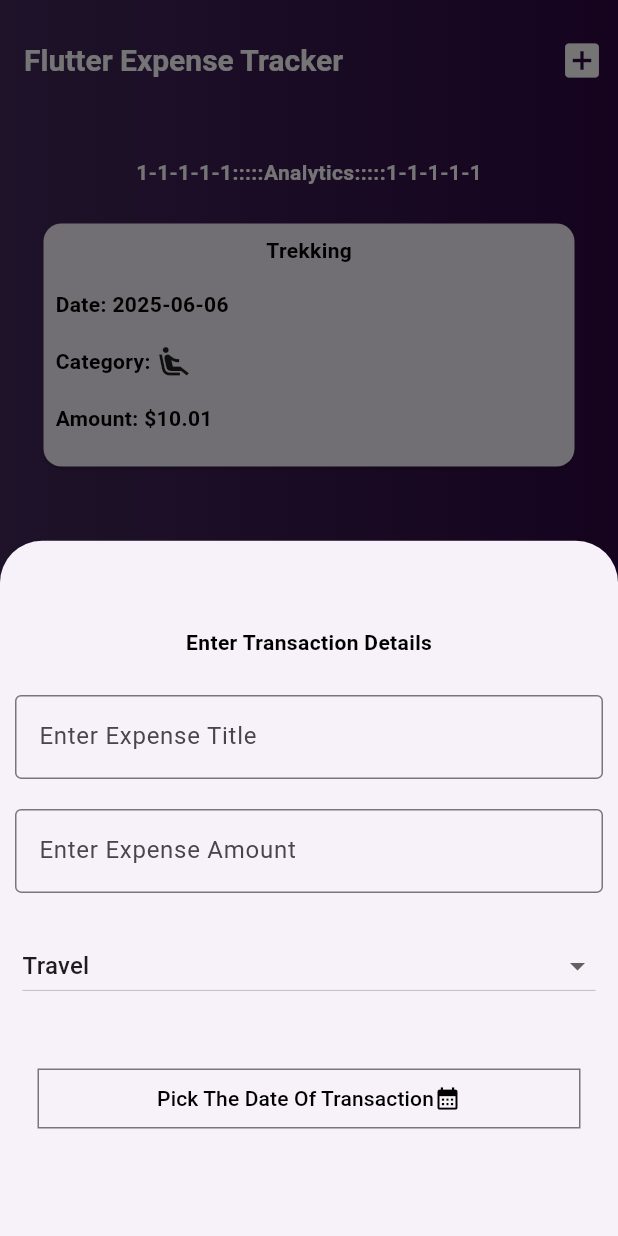
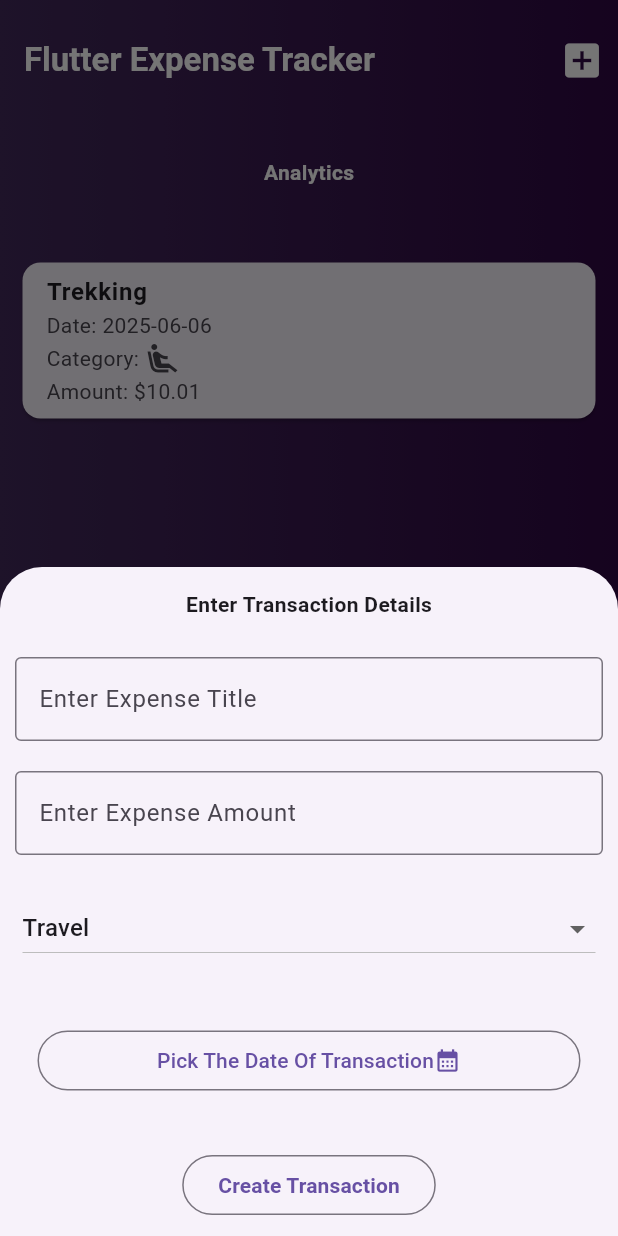
Before and after one commit to bitsbuild/flutter-course-work, a Flutter app: the screen it shows after launch, after a tap on the "add box" icon, on a phone screen of 412 x 824 dp. Run offline on Flutter 3.47's test engine with Material 3 defaults, Android fonts, the phone set to English and light mode, and no system bars; our stand-ins replace google_fonts, rflutter_alert; missing offline and left inert: date_picker_plus.

Commit message:
Flutter: Project-3: Analytics Card Left And Responsiveness Of The List View Is Pending

```diff
--- a/Project-3-Expense-Tracker-App/expense_tracker/lib/expense_tracker_scaffold.dart
+++ b/Project-3-Expense-Tracker-App/expense_tracker/lib/expense_tracker_scaffold.dart
@@ -3,176 +3,148 @@ import 'package:flutter/material.dart';
 import 'package:date_picker_plus/date_picker_plus.dart';
 
 class ExpenseTrackerScaffold extends StatefulWidget {
-  const ExpenseTrackerScaffold({super.key});
+  final ValueChanged<List<Expense>> func;
+  final List<Expense> li;
+
+  const ExpenseTrackerScaffold({
+    super.key,
+    required this.func,
+    required this.li,
+  });
+
   @override
   State<ExpenseTrackerScaffold> createState() => _ExpenseTrackerScaffoldState();
 }
 
 class _ExpenseTrackerScaffoldState extends State<ExpenseTrackerScaffold> {
-  List<Color> col = [Color(0xff41295a), Color(0xff2F0743)];
-  String categoryChoice = 'Travel';
-  late String titleChoice;
-  late double amountChoice;
-  late Category category;
-  List<Expense> li = [
-    Expense(
-      title: 'Trekking',
-      category: Category.leisure,
-      amount: 10.01,
-      date: DateTime.now(),
-    ),
-  ];
-  late DateTime date;
-  DateTime? pickedDate;
-  var categoryMap = {
+  List<Color> col = [const Color(0xff41295a), const Color(0xff2F0743)];
+
+  final categoryMap = {
     Category.food: Icons.local_pizza_rounded,
     Category.work: Icons.laptop,
     Category.travel: Icons.train,
     Category.leisure: Icons.airline_seat_recline_extra,
   };
-  @override
-  Widget build(BuildContext context1) {
-    return Scaffold(
-      appBar: AppBar(
-        toolbarHeight: 80,
-        actions: [
-          IconButton(
-            onPressed:
-                () => {
+
+  void openBottomSheet(BuildContext context) {
+    String categoryChoice = 'Travel';
+    String titleChoice = '';
+    double amountChoice = 0;
+    DateTime? pickedDate;
+
     showModalBottomSheet(
-                    isScrollControlled: false,
-                    context: context1,
+      isScrollControlled: true,
+      context: context,
       builder: (ctx) {
         return StatefulBuilder(
-                        builder: (context, setState) {
-                          return SizedBox.expand(
-                            child: Center(
+          builder: (context, setModalState) {
+            return Padding(
+              padding: MediaQuery.of(ctx).viewInsets,
+              child: SingleChildScrollView(
                 child: Column(
-                                mainAxisAlignment: MainAxisAlignment.center,
-                                mainAxisSize: MainAxisSize.max,
                   children: [
-                                  Padding(
-                                    padding: const EdgeInsets.all(15.00),
+                    const Padding(
+                      padding: EdgeInsets.all(15.0),
                       child: Text(
                         'Enter Transaction Details',
-                                      style: TextStyle(
-                                        color: Colors.black,
-                                        fontWeight: FontWeight.bold,
+                        style: TextStyle(fontWeight: FontWeight.bold),
+                      ),
+                    ),
+                    Padding(
+                      padding: const EdgeInsets.all(10.0),
+                      child: TextField(
+                        onChanged:
+                            (val) => setModalState(() => titleChoice = val),
+                        decoration: const InputDecoration(
+                          labelText: 'Enter Expense Title',
+                          border: OutlineInputBorder(),
                         ),
                       ),
                     ),
                     Padding(
                       padding: const EdgeInsets.all(10.0),
                       child: TextField(
-                                      onChanged: (st) {
-                                        setState(() {
-                                          titleChoice = st.toString();
-                                        });
-                                      },
-                                      decoration: InputDecoration(
-                                        label: Text('Enter Expense Title'),
-                                        border: OutlineInputBorder(
-                                          borderSide: BorderSide(
-                                            width: 5,
-                                            color: Colors.black,
+                        keyboardType: TextInputType.number,
+                        onChanged:
+                            (val) => setModalState(
+                              () => amountChoice = double.tryParse(val) ?? 0,
                             ),
-                                        ),
-                                      ),
-                                    ),
-                                  ), //Title
-                                  Padding(
-                                    padding: const EdgeInsets.all(10.0),
-                                    child: TextField(
-                                      keyboardType: TextInputType.number,
-                                      onChanged: (st) {
-                                        setState(() {
-                                          amountChoice =
-                                              double.tryParse(st) ?? 0.00;
-                                        });
-                                      },
-                                      decoration: InputDecoration(
-                                        label: Text('Enter Expense Amount'),
-                                        border: OutlineInputBorder(
-                                          borderSide: BorderSide(
-                                            width: 5,
-                                            color: Colors.black,
-                                          ),
-                                        ),
+                        decoration: const InputDecoration(
+                          labelText: 'Enter Expense Amount',
+                          border: OutlineInputBorder(),
                         ),
                       ),
                     ),
                     Padding(
                       padding: const EdgeInsets.all(15.0),
-                                    child: DropdownButton(
+                      child: DropdownButton<String>(
                         isExpanded: true,
                         value: categoryChoice,
-                                      items: [
-                                        DropdownMenuItem(
-                                          value: 'Food',
-                                          child: Text('Food'),
+                        items:
+                            ['Food', 'Work', 'Travel', 'Leisure']
+                                .map(
+                                  (e) => DropdownMenuItem(
+                                    value: e,
+                                    child: Text(e),
                                   ),
-                                        DropdownMenuItem(
-                                          value: 'Work',
-                                          child: Text('Work'),
+                                )
+                                .toList(),
+                        onChanged:
+                            (val) => setModalState(
+                              () => categoryChoice = val ?? 'Travel',
                             ),
-                                        DropdownMenuItem(
-                                          value: 'Travel',
-                                          child: Text('Travel'),
                       ),
-                                        DropdownMenuItem(
-                                          value: 'Leisure',
-                                          child: Text('Leisure'),
                     ),
-                                      ],
-                                      onChanged: (st) {
-                                        setState(() {
-                                          categoryChoice = st.toString();
-                                        });
-                                      },
-                                    ),
-                                  ), //Category
                     Padding(
                       padding: const EdgeInsets.all(25.0),
                       child: OutlinedButton(
-                                      style: ButtonStyle(
-                                        shape: WidgetStateProperty.all(
-                                          RoundedRectangleBorder(
-                                            borderRadius: BorderRadius.circular(
-                                              0,
+                        onPressed: () async {
+                          pickedDate = await showDatePickerDialog(
+                            context: context,
+                            minDate: DateTime(2000),
+                            maxDate: DateTime(2100),
+                          );
+                          setModalState(() {});
+                        },
+                        child: const Row(
+                          mainAxisAlignment: MainAxisAlignment.center,
+                          children: [
+                            Text('Pick The Date Of Transaction'),
+                            Icon(Icons.calendar_month),
+                          ],
                         ),
                       ),
                     ),
-                                      ),
-                                      onPressed:
-                                          () async => {
-                                            pickedDate =
-                                                await showDatePickerDialog(
-                                                  context: context,
-                                                  minDate: DateTime(2000, 1, 1),
-                                                  maxDate: DateTime(
-                                                    2023,
-                                                    12,
-                                                    31,
-                                                  ),
-                                                ),
-                                            date = pickedDate ?? DateTime.now(),
+                    Padding(
+                      padding: const EdgeInsets.all(10.0),
+                      child: OutlinedButton(
+                        onPressed: () {
+                          if (titleChoice.trim().isEmpty || amountChoice <= 0) {
+                            Navigator.pop(context);
+                            return;
+                          }
+
+                          final newExpense = Expense(
+                            title: titleChoice,
+                            amount: amountChoice,
+                            date: pickedDate ?? DateTime.now(),
+                            category: switch (categoryChoice) {
+                              'Food' => Category.food,
+                              'Work' => Category.work,
+                              'Travel' => Category.travel,
+                              'Leisure' => Category.leisure,
+                              _ => Category.leisure,
                             },
-                                      child: Row(
-                                        mainAxisAlignment:
-                                            MainAxisAlignment.center,
-                                        mainAxisSize: MainAxisSize.max,
-                                        children: [
-                                          Text(
-                                            'Pick The Date Of Transaction',
-                                            style: TextStyle(
-                                              color: Colors.black,
-                                            ),
-                                          ),
-                                          Icon(
-                                            Icons.calendar_month,
-                                            color: Colors.black,
-                                          ),
-                                        ],
+                          );
+
+                          final newList = List<Expense>.from(widget.li)
+                            ..add(newExpense);
+                          widget.func(newList);
+                          Navigator.pop(context);
+                        },
+                        child: const Text(
+                          'Create Transaction',
+                          style: TextStyle(fontWeight: FontWeight.bold),
                         ),
                       ),
                     ),
@@ -183,18 +155,23 @@ class _ExpenseTrackerScaffoldState extends State<ExpenseTrackerScaffold> {
           },
         );
       },
-                  ),
-                },
-            icon: Icon(Icons.add_box, color: Colors.white, size: 30),
+    );
+  }
+
+  @override
+  Widget build(BuildContext context) {
+    return Scaffold(
+      appBar: AppBar(
+        toolbarHeight: 80,
+        actions: [
+          IconButton(
+            icon: const Icon(Icons.add_box, size: 30, color: Colors.white),
+            onPressed: () => openBottomSheet(context),
           ),
         ],
-        title: Text(
+        title: const Text(
           'Flutter Expense Tracker',
-          style: TextStyle(
-            color: Colors.white,
-            fontWeight: FontWeight.bold,
-            fontSize: 20,
-          ),
+          style: TextStyle(fontWeight: FontWeight.bold, color: Colors.white),
         ),
         flexibleSpace: Container(
           decoration: BoxDecoration(gradient: LinearGradient(colors: col)),
@@ -202,99 +179,54 @@ class _ExpenseTrackerScaffoldState extends State<ExpenseTrackerScaffold> {
       ),
       body: Container(
         decoration: BoxDecoration(gradient: LinearGradient(colors: col)),
-        child: Padding(
-          padding: const EdgeInsets.all(15.0),
-          child: Center(
         child: Column(
           mainAxisAlignment: MainAxisAlignment.start,
           mainAxisSize: MainAxisSize.max,
           children: [
             Padding(
-                  padding: const EdgeInsets.all(10.0),
-                  child: Center(
+              padding: const EdgeInsets.all(25.0),
               child: Text(
-                      '1-1-1-1-1:::::Analytics:::::1-1-1-1-1',
+                'Analytics',
                 style: TextStyle(
                   color: Colors.white,
                   fontWeight: FontWeight.bold,
                 ),
               ),
             ),
-                ),
             SizedBox(
               height: 300,
               child: ListView.builder(
-                    itemCount: li.length,
-                    itemBuilder: (BuildContext context, int index) {
+                padding: const EdgeInsets.all(15),
+                itemCount: widget.li.length,
+                itemBuilder: (context, index) {
+                  final item = widget.li[index];
                   return Dismissible(
-                        key: ValueKey(li[index].id),
-                        onDismissed: (DismissDirection direction) {
-                          List.from(
-                            li,
-                          ).removeWhere((e) => e.id == li[index].id);
+                    key: ValueKey(item.id),
+                    direction: DismissDirection.horizontal,
+                    onDismissed: (_) {
+                      final updatedList = List<Expense>.from(widget.li)
+                        ..removeAt(index);
+                      widget.func(updatedList);
                     },
-                        child: Padding(
-                          padding: const EdgeInsets.all(10.0),
-                          child: Center(
-                            child: SizedBox(
-                              height: 170,
-                              width: double.infinity,
                     child: Card(
-                                child: Column(
-                                  mainAxisAlignment: MainAxisAlignment.start,
-                                  mainAxisSize: MainAxisSize.max,
+                      margin: const EdgeInsets.symmetric(vertical: 10),
+                      child: ListTile(
+                        title: Text(
+                          item.title,
+                          style: const TextStyle(fontWeight: FontWeight.bold),
+                        ),
+                        subtitle: Column(
                           crossAxisAlignment: CrossAxisAlignment.start,
                           children: [
-                                    Padding(
-                                      padding: const EdgeInsets.all(8.0),
-                                      child: Center(
-                                        child: Text(
-                                          '${li[index].title}',
-                                          style: TextStyle(
-                                            color: Colors.black,
-                                            fontWeight: FontWeight.bold,
-                                          ),
-                                        ),
-                                      ),
-                                    ),
-                                    Padding(
-                                      padding: const EdgeInsets.all(8.0),
-                                      child: Text(
-                                        'Date: ${li[index].date.toString().split(' ')[0]}',
-                                        style: TextStyle(
-                                          color: Colors.black,
-                                          fontWeight: FontWeight.bold,
-                                        ),
-                                      ),
-                                    ),
-                                    Padding(
-                                      padding: const EdgeInsets.all(8.0),
-                                      child: Row(
+                            Text('Date: ${item.date.toString().split(' ')[0]}'),
+                            Row(
                               children: [
-                                          Text(
-                                            'Category: ',
-                                            style: TextStyle(
-                                              color: Colors.black,
-                                              fontWeight: FontWeight.bold,
-                                            ),
-                                          ),
-                                          Icon(categoryMap[li[index].category]),
+                                const Text('Category: '),
+                                Icon(categoryMap[item.category]),
                               ],
                             ),
-                                    ),
-                                    Padding(
-                                      padding: const EdgeInsets.all(8.0),
-                                      child: Text(
-                                        'Amount: \$${li[index].amount}',
-                                        style: TextStyle(
-                                          color: Colors.black,
-                                          fontWeight: FontWeight.bold,
-                                        ),
-                                      ),
-                                    ),
+                            Text('Amount: \$${item.amount.toStringAsFixed(2)}'),
                           ],
-                                ),
-                              ),
                         ),
                       ),
                     ),
@@ -305,8 +237,6 @@ class _ExpenseTrackerScaffoldState extends State<ExpenseTrackerScaffold> {
           ],
         ),
       ),
-        ),
-      ),
     );
   }
 }
--- a/Project-3-Expense-Tracker-App/expense_tracker/lib/main.dart
+++ b/Project-3-Expense-Tracker-App/expense_tracker/lib/main.dart
@@ -1,18 +1,40 @@
+import 'package:expense_tracker/expense_tracker_class.dart';
 import 'package:expense_tracker/expense_tracker_scaffold.dart';
 import 'package:flutter/material.dart';
 
 void main() {
-  runApp(ExpenseTracker());
+  runApp(const ExpenseTracker());
 }
 
-class ExpenseTracker extends StatelessWidget {
+class ExpenseTracker extends StatefulWidget {
   const ExpenseTracker({super.key});
+
+  @override
+  State<ExpenseTracker> createState() => _ExpenseTrackerState();
+}
+
+class _ExpenseTrackerState extends State<ExpenseTracker> {
+  List<Expense> expenses = [
+    Expense(
+      title: 'Trekking',
+      category: Category.leisure,
+      amount: 10.01,
+      date: DateTime.now(),
+    ),
+  ];
+
+  void updateExpenses(List<Expense> updatedList) {
+    setState(() {
+      expenses = List.from(updatedList);
+    });
+  }
+
   @override
   Widget build(BuildContext context) {
     return MaterialApp(
       title: 'Flutter Expense Tracker',
       debugShowCheckedModeBanner: false,
-      home: ExpenseTrackerScaffold(),
+      home: ExpenseTrackerScaffold(func: updateExpenses, li: expenses),
     );
   }
 }
```
Lines whose indentation alone changed are shown as unchanged.
